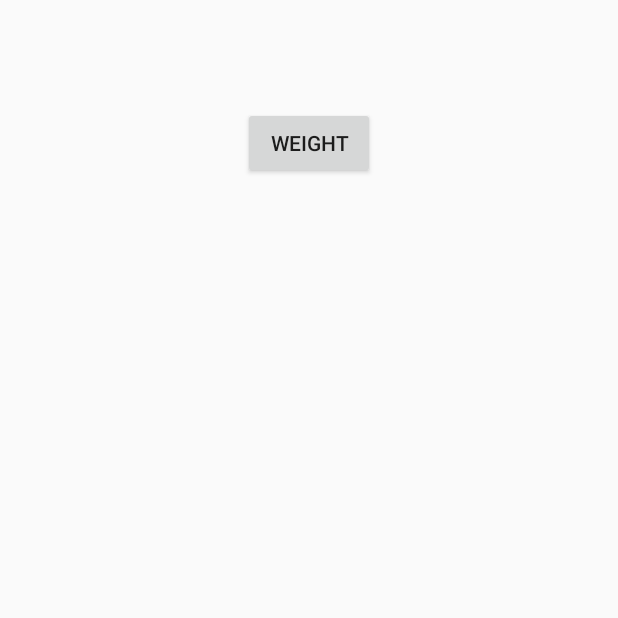
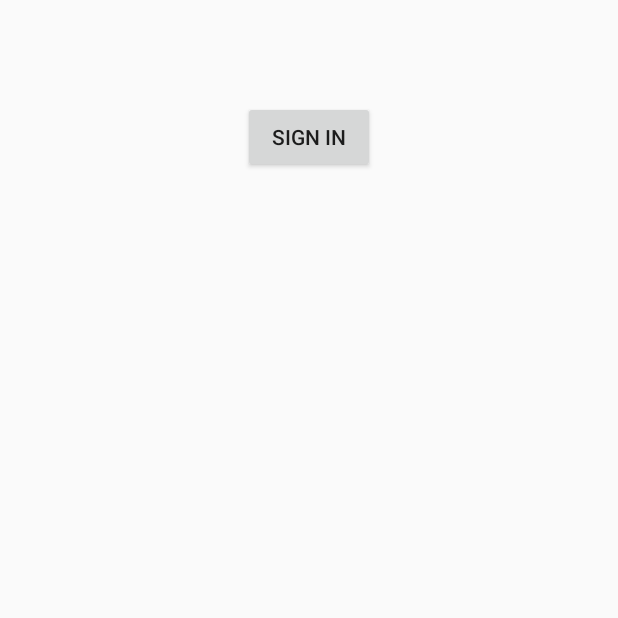
Before and after one commit to kdow/FurHeal, an Android app: the screen it shows after launch (MainActivity before the commit, SignInActivity after it), on a phone screen of 412 x 824 dp, the part 517-1135 px from its top. Run offline under Robolectric (Android 15) with nearby library versions, the phone set to English and light mode, and no system bars; our stand-ins replace Firebase (no records; nobody signed in at launch, a user with empty details on screens opened directly); libraries missing offline, so code that uses them is left out: com.firebase.ui; 1 statement that could not run was skipped.

Commit message:
Enable sign in

```diff
--- a/app/build.gradle
+++ b/app/build.gradle
@@ -24,6 +24,7 @@ dependencies {
     implementation fileTree(dir: 'libs', include: ['*.jar'])
     implementation 'androidx.appcompat:appcompat:1.0.2'
     implementation 'androidx.constraintlayout:constraintlayout:1.1.3'
+    implementation 'com.google.firebase:firebase-auth:16.0.5'
     testImplementation 'junit:junit:4.12'
     androidTestImplementation 'androidx.test:runner:1.2.0'
     androidTestImplementation 'androidx.test.espresso:espresso-core:3.2.0'
@@ -31,6 +32,8 @@ dependencies {
     implementation 'com.google.firebase:firebase-core:17.0.0'
     implementation 'com.google.firebase:firebase-firestore:20.1.0'
     implementation 'com.android.support:multidex:1.0.3'
+    implementation 'com.firebaseui:firebase-ui-auth:4.3.1'
+    implementation 'com.google.firebase:firebase-auth:17.0.0'
 }
 
 apply plugin: 'com.google.gms.google-services'
--- /dev/null
+++ b/app/src/main/java/com/myapp/android/furheal/SignInActivity.java
@@ -0,0 +1,121 @@
+package com.myapp.android.furheal;
+
+import androidx.annotation.NonNull;
+import androidx.appcompat.app.AppCompatActivity;
+
+import android.content.Intent;
+import android.os.Bundle;
+import android.util.Log;
+import android.view.View;
+import android.widget.Button;
+import android.widget.TextView;
+import android.widget.Toast;
+
+import com.firebase.ui.auth.AuthUI;
+import com.firebase.ui.auth.IdpResponse;
+import com.google.android.gms.tasks.OnCompleteListener;
+import com.google.android.gms.tasks.Task;
+import com.google.firebase.auth.FirebaseAuth;
+import com.google.firebase.auth.FirebaseUser;
+
+import java.util.Arrays;
+import java.util.List;
+
+public class SignInActivity extends AppCompatActivity {
+
+    private static final int RC_SIGN_IN = 0;
+    private FirebaseAuth.AuthStateListener mAuthListener;
+    private FirebaseAuth mAuth;
+    private Button btnSignOut;
+    private Button btnSignIn;
+    private TextView txtEmail;
+    private TextView txtUser;
+
+    List<AuthUI.IdpConfig> providers = Arrays.asList(
+            new AuthUI.IdpConfig.EmailBuilder().build());
+
+    @Override
+    protected void onStart() {
+        super.onStart();
+        mAuth.addAuthStateListener(mAuthListener);
+    }
+
+    @Override
+    protected void onCreate(Bundle savedInstanceState) {
+        super.onCreate(savedInstanceState);
+        setContentView(R.layout.activity_sign_in);
+
+        for (String provider : AuthUI.SUPPORTED_PROVIDERS) {
+            Log.v(this.getClass().getName(), provider);
+        }
+
+        mAuth = FirebaseAuth.getInstance();
+        btnSignIn = (Button) findViewById(R.id.btnSignIn);
+        btnSignOut = (Button) findViewById(R.id.btnSignOut);
+
+        txtEmail =(TextView) findViewById(R.id.txtEmail);
+        txtUser = (TextView) findViewById(R.id.txtUser);
+
+        mAuthListener = new FirebaseAuth.AuthStateListener() {
+
+            @Override
+            public void onAuthStateChanged(@NonNull FirebaseAuth firebaseAuth) {
+                updateUi();
+            }
+        };
+    }
+
+    private void updateUi() {
+        FirebaseUser user = mAuth.getCurrentUser();
+        if (user == null) {
+            btnSignIn.setVisibility(View.VISIBLE);
+            btnSignOut.setVisibility(View.GONE);
+            txtEmail.setVisibility(View.GONE);
+            txtUser.setVisibility(View.GONE);
+        } else {
+            btnSignIn.setVisibility(View.GONE);
+            btnSignOut.setVisibility(View.VISIBLE);
+            txtEmail.setVisibility(View.VISIBLE);
+            txtUser.setVisibility(View.VISIBLE);
+
+            txtUser.setText(user.getDisplayName());
+            txtEmail.setText(user.getEmail());
+        }
+    }
+
+    public void signOut(View view) {
+        AuthUI.getInstance()
+                .signOut(this)
+                .addOnCompleteListener(new OnCompleteListener<Void>() {
+                    public void onComplete(@NonNull Task<Void> task) {
+                        Toast.makeText(SignInActivity.this, "You've been signed out", Toast.LENGTH_SHORT).show();
+                    }
+                });
+    }
+
+    @Override
+    protected void onActivityResult(int requestCode, int resultCode, Intent data) {
+        super.onActivityResult(requestCode, resultCode, data);
+
+        if (requestCode == RC_SIGN_IN) {
+            IdpResponse response = IdpResponse.fromResultIntent(data);
+            if (resultCode == RESULT_OK) {
+                FirebaseUser user = FirebaseAuth.getInstance().getCurrentUser();
+                Log.d(this.getClass().getName(), "This user signed in with " + response.getProviderType());
+                updateUi();
+                // ...
+            } else {
+                updateUi();
+            }
+        }
+    }
+
+    public void signIn(View view) {
+        startActivityForResult(
+                AuthUI.getInstance()
+                        .createSignInIntentBuilder()
+                        .setAvailableProviders(providers)
+                        .build(),
+                RC_SIGN_IN);
+    }
+}
--- /dev/null
+++ b/app/src/main/res/layout/activity_sign_in.xml
@@ -0,0 +1,53 @@
+<?xml version="1.0" encoding="utf-8"?>
+<LinearLayout xmlns:android="http://schemas.android.com/apk/res/android"
+    xmlns:app="http://schemas.android.com/apk/res-auto"
+    xmlns:tools="http://schemas.android.com/tools"
+    android:layout_width="match_parent"
+    android:layout_height="match_parent"
+    android:orientation="vertical"
+    android:gravity="center"
+    tools:context=".SignInActivity">
+
+    <TextView
+        android:id="@+id/txtEmail"
+        android:layout_width="wrap_content"
+        android:layout_height="wrap_content"
+        android:layout_marginStart="8dp"
+        android:layout_marginTop="8dp"
+        android:layout_marginEnd="8dp"
+        android:text="@string/txtEmail"
+        app:layout_constraintBottom_toTopOf="@+id/txtUser"
+        app:layout_constraintEnd_toEndOf="parent"
+        app:layout_constraintStart_toStartOf="parent"
+        app:layout_constraintTop_toTopOf="parent" />
+
+    <TextView
+        android:id="@+id/txtUser"
+        android:layout_width="wrap_content"
+        android:layout_height="wrap_content"
+        android:layout_marginStart="8dp"
+        android:layout_marginEnd="8dp"
+        android:layout_marginBottom="8dp"
+        android:text="@string/txtUser"/>
+
+    <Button
+        android:id="@+id/btnSignIn"
+        android:layout_width="wrap_content"
+        android:layout_height="wrap_content"
+        android:onClick="signIn"
+        android:layout_marginStart="8dp"
+        android:layout_marginEnd="8dp"
+        android:layout_marginBottom="8dp"
+        android:text="@string/btnSignIn" />
+
+    <Button
+        android:id="@+id/btnSignOut"
+        android:layout_width="wrap_content"
+        android:layout_height="wrap_content"
+        android:layout_marginStart="8dp"
+        android:layout_marginEnd="8dp"
+        android:layout_marginBottom="8dp"
+        android:onClick="signOut"
+        android:text="@string/btnSignOut" />
+
+</LinearLayout>
--- a/app/src/main/res/values/strings.xml
+++ b/app/src/main/res/values/strings.xml
@@ -1,5 +1,9 @@
 <resources>
     <string name="app_name">FurHeal</string>
+    <string name="btnSignIn">Sign In</string>
+    <string name="btnSignOut">Sign Out</string>
+    <string name="txtEmail">Email</string>
+    <string name="txtUser">User</string>
     <string name="weight">Weight</string>
     <string name="weight_log">Weight Log</string>
     <string name="add_weight">Add Weight</string>
```
Also changed, not shown: app/src/main/AndroidManifest.xml (+4 -3 lines).
